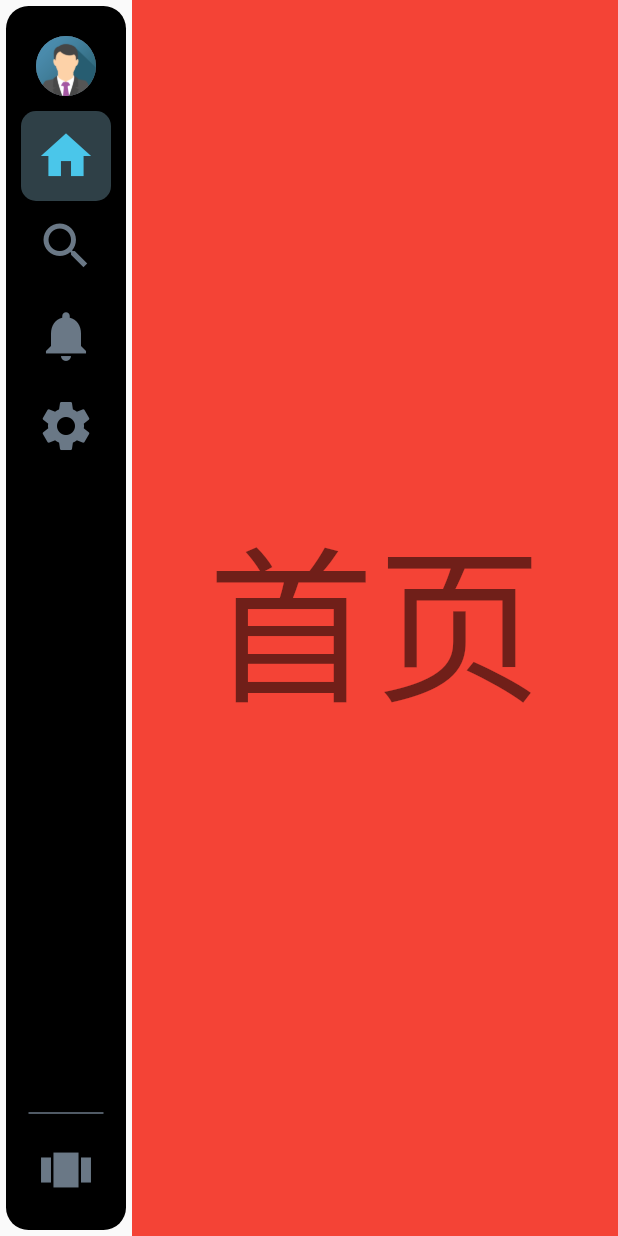
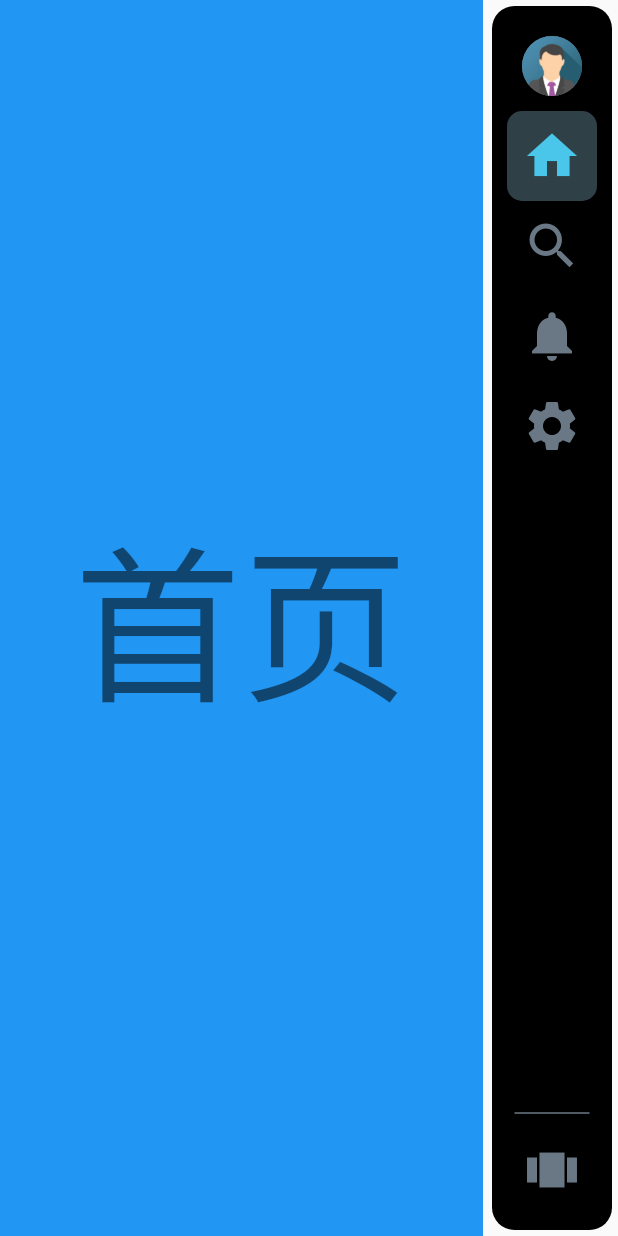
Before and after one commit to eclimoom/ft-init, a Flutter app: the screen it shows after launch, on a phone screen of 412 x 824 dp. Run offline on Flutter 3.47's test engine with Material 2 defaults, Android fonts, the phone set to English and light mode, and no system bars.

Commit message:
feature:  - sidebar end

```diff
--- a/lib/main.dart
+++ b/lib/main.dart
@@ -71,6 +71,7 @@ class SidebarPageState extends State<SidebarPage> {
   @override
   Widget build(BuildContext context) {
     var size = MediaQuery.of(context).size;
+    // print(size);
     return SafeArea(
       child: CollapsibleSidebar(
         isCollapsed: true,
@@ -80,11 +81,7 @@ class SidebarPageState extends State<SidebarPage> {
         body: _body(size, context),
         backgroundColor: Colors.black,
         selectedTextColor: Colors.limeAccent,
-        textStyle: const TextStyle(fontSize: 15, fontStyle: FontStyle.italic),
-        // titleStyle: const TextStyle(
-        //     fontSize: 14,
-        //     fontStyle: FontStyle.italic,
-        //     fontWeight: FontWeight.bold),
+        textStyle: const TextStyle(fontSize: 14),
       ),
     );
   }
@@ -93,7 +90,7 @@ class SidebarPageState extends State<SidebarPage> {
     return Container(
       height: double.infinity,
       width: double.infinity,
-      color: Colors.red,
+      color: Colors.blue,
       child: Center(
             child: Text(
               _headline,
--- a/lib/sidebar/collapsible_sidebar.dart
+++ b/lib/sidebar/collapsible_sidebar.dart
@@ -115,7 +115,6 @@ class CollapsibleSidebarState extends State<CollapsibleSidebar>
 
     tempWidth = widget.maxWidth > 150 ? 150 : widget.maxWidth;
 
-    print(tempWidth);
     _currWidth = widget.minWidth;
     _delta = tempWidth - widget.minWidth;
     _delta1By4 = _delta * 0.25;
@@ -213,12 +212,9 @@ class CollapsibleSidebarState extends State<CollapsibleSidebar>
   @override
   Widget build(BuildContext context) {
     return Stack(
-      alignment: Alignment.topLeft,
+      // alignment: Alignment.topLeft,
+      alignment: AlignmentDirectional.topEnd,
       children: [
-        Padding(
-          padding: EdgeInsets.only(left: widget.minWidth * 1.1),
-          child: widget.body,
-        ),
         Padding(
           padding: EdgeInsets.all(widget.screenPadding),
           child: GestureDetector(
@@ -279,6 +275,10 @@ class CollapsibleSidebarState extends State<CollapsibleSidebar>
               ),
             ),
           ),
+        ),
+        Padding(
+          padding: EdgeInsets.only(right: _currWidth + 10),
+          child: widget.body,
         ),
       ],
     );
@@ -359,8 +359,7 @@ class CollapsibleSidebarState extends State<CollapsibleSidebar>
       textStyle: const TextStyle(),
       onTap: () {
         _isCollapsed = !_isCollapsed;
-        print("endWidth>>>>>>");
-        var endWidth = _isCollapsed ? widget.minWidth : tempWidth;
+         var endWidth = _isCollapsed ? widget.minWidth : tempWidth;
         _animateTo(endWidth);
       },
     );
--- a/lib/sidebar/collapsible_sidebar/collapsible_item_widget.dart
+++ b/lib/sidebar/collapsible_sidebar/collapsible_item_widget.dart
@@ -20,10 +20,10 @@ class CollapsibleItemWidget extends StatefulWidget {
   final VoidCallback? onTap;
 
   @override
-  _CollapsibleItemWidgetState createState() => _CollapsibleItemWidgetState();
+  CollapsibleItemWidgetState createState() => CollapsibleItemWidgetState();
 }
 
-class _CollapsibleItemWidgetState extends State<CollapsibleItemWidget> {
+class CollapsibleItemWidgetState extends State<CollapsibleItemWidget> {
   bool _underline = false;
 
   @override
@@ -46,7 +46,7 @@ class _CollapsibleItemWidgetState extends State<CollapsibleItemWidget> {
           color: Colors.transparent,
           padding: EdgeInsets.all(widget.padding),
           child: Stack(
-            alignment: Alignment.centerLeft,
+            alignment: widget.title == "" ? Alignment.center : Alignment.centerLeft ,
             children: [
               widget.leading,
               _title,
```
Also changed, not shown: pubspec.lock.
